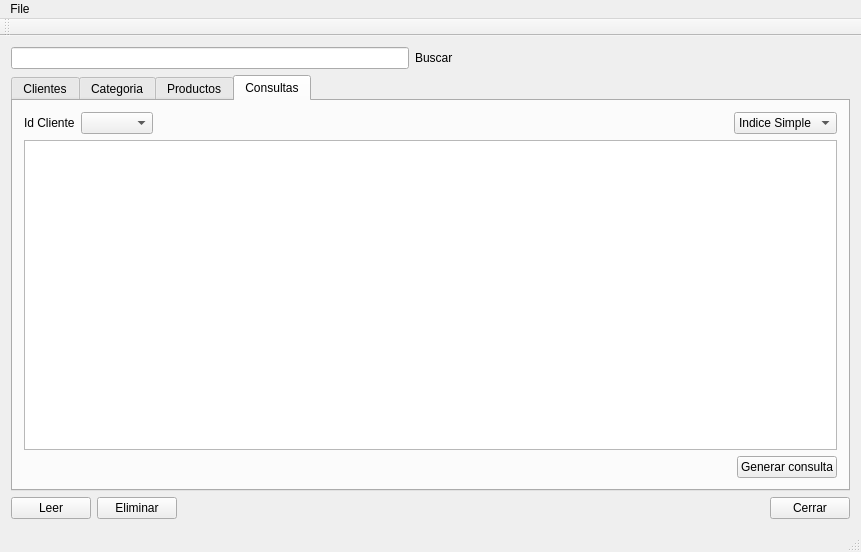
MatamorosF3/RecordsFiles, file mainwindow.ui: the form before one commit.
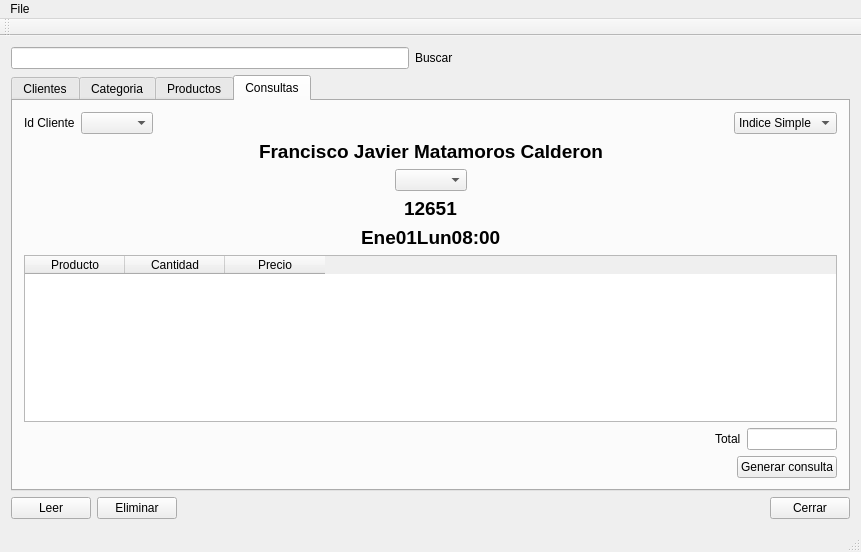
The form after the commit.

Commit message: headerfile + detailfile classes + consultas

```diff
--- a/mainwindow.ui
+++ b/mainwindow.ui
@@ -215,35 +215,8 @@
        <attribute name="title">
         <string>Consultas</string>
        </attribute>
-       <layout class="QGridLayout" name="gridLayout_5">
-        <item row="2" column="1">
-         <layout class="QHBoxLayout" name="horizontalLayout_4">
-          <item>
-           <spacer name="horizontalSpacer_4">
-            <property name="orientation">
-             <enum>Qt::Horizontal</enum>
-            </property>
-            <property name="sizeHint" stdset="0">
-             <size>
-              <width>40</width>
-              <height>20</height>
-             </size>
-            </property>
-           </spacer>
-          </item>
-          <item>
-           <widget class="QPushButton" name="pushButton">
-            <property name="text">
-             <string>Generar consulta</string>
-            </property>
-           </widget>
-          </item>
-         </layout>
-        </item>
-        <item row="1" column="0" colspan="2">
-         <widget class="QTableWidget" name="tableWidget_2"/>
-        </item>
-        <item row="0" column="0" colspan="2">
+       <layout class="QGridLayout" name="gridLayout_8">
+        <item row="0" column="0">
          <layout class="QHBoxLayout" name="horizontalLayout_3">
           <item>
            <widget class="QLabel" name="label_2">
@@ -289,6 +262,173 @@
           </item>
          </layout>
         </item>
+        <item row="1" column="0">
+         <layout class="QGridLayout" name="gridLayout_7">
+          <item row="0" column="0">
+           <layout class="QGridLayout" name="gridLayout_6">
+            <item row="0" column="0">
+             <spacer name="horizontalSpacer_6">
+              <property name="orientation">
+               <enum>Qt::Horizontal</enum>
+              </property>
+              <property name="sizeHint" stdset="0">
+               <size>
+                <width>40</width>
+                <height>20</height>
+               </size>
+              </property>
+             </spacer>
+            </item>
+            <item row="0" column="1">
+             <layout class="QVBoxLayout" name="verticalLayout">
+              <item>
+               <widget class="QLabel" name="label_nombre">
+                <property name="font">
+                 <font>
+                  <pointsize>14</pointsize>
+                  <weight>75</weight>
+                  <bold>true</bold>
+                 </font>
+                </property>
+                <property name="text">
+                 <string>Francisco Javier Matamoros Calderon</string>
+                </property>
+               </widget>
+              </item>
+              <item alignment="Qt::AlignHCenter">
+               <widget class="QComboBox" name="comboBox_IdFactura">
+                <property name="maximumSize">
+                 <size>
+                  <width>100</width>
+                  <height>16777215</height>
+                 </size>
+                </property>
+               </widget>
+              </item>
+              <item alignment="Qt::AlignHCenter">
+               <widget class="QLabel" name="label_4">
+                <property name="font">
+                 <font>
+                  <pointsize>14</pointsize>
+                  <weight>75</weight>
+                  <bold>true</bold>
+                 </font>
+                </property>
+                <property name="text">
+                 <string>12651</string>
+                </property>
+               </widget>
+              </item>
+              <item alignment="Qt::AlignHCenter">
+               <widget class="QLabel" name="label_IdFactura">
+                <property name="font">
+                 <font>
+                  <pointsize>14</pointsize>
+                  <weight>75</weight>
+                  <bold>true</bold>
+                 </font>
+                </property>
+                <property name="text">
+                 <string>Ene01Lun08:00</string>
+                </property>
+               </widget>
+              </item>
+             </layout>
+            </item>
+            <item row="0" column="2">
+             <spacer name="horizontalSpacer_7">
+              <property name="orientation">
+               <enum>Qt::Horizontal</enum>
+              </property>
+              <property name="sizeHint" stdset="0">
+               <size>
+                <width>40</width>
+                <height>20</height>
+               </size>
+              </property>
+             </spacer>
+            </item>
+           </layout>
+          </item>
+          <item row="1" column="0">
+           <layout class="QGridLayout" name="gridLayout_5">
+            <item row="1" column="2">
+             <widget class="QLineEdit" name="lineEdit_totalFactura">
+              <property name="maximumSize">
+               <size>
+                <width>90</width>
+                <height>16777215</height>
+               </size>
+              </property>
+             </widget>
+            </item>
+            <item row="1" column="1">
+             <widget class="QLabel" name="label_6">
+              <property name="text">
+               <string>Total</string>
+              </property>
+             </widget>
+            </item>
+            <item row="1" column="0">
+             <spacer name="horizontalSpacer_5">
+              <property name="orientation">
+               <enum>Qt::Horizontal</enum>
+              </property>
+              <property name="sizeHint" stdset="0">
+               <size>
+                <width>88</width>
+                <height>20</height>
+               </size>
+              </property>
+             </spacer>
+            </item>
+            <item row="0" column="0" colspan="3">
+             <widget class="QTableWidget" name="tableWidget_consulta">
+              <column>
+               <property name="text">
+                <string>Producto</string>
+               </property>
+              </column>
+              <column>
+               <property name="text">
+                <string>Cantidad</string>
+               </property>
+              </column>
+              <column>
+               <property name="text">
+                <string>Precio</string>
+               </property>
+              </column>
+             </widget>
+            </item>
+           </layout>
+          </item>
+         </layout>
+        </item>
+        <item row="2" column="0">
+         <layout class="QHBoxLayout" name="horizontalLayout_4">
+          <item>
+           <spacer name="horizontalSpacer_4">
+            <property name="orientation">
+             <enum>Qt::Horizontal</enum>
+            </property>
+            <property name="sizeHint" stdset="0">
+             <size>
+              <width>40</width>
+              <height>20</height>
+             </size>
+            </property>
+           </spacer>
+          </item>
+          <item>
+           <widget class="QPushButton" name="pushButton">
+            <property name="text">
+             <string>Generar consulta</string>
+            </property>
+           </widget>
+          </item>
+         </layout>
+        </item>
        </layout>
       </widget>
      </widget>
```
Left out of the diff: 62 changed lines with no effect on the pictures. The commit also changes 15 other files.
